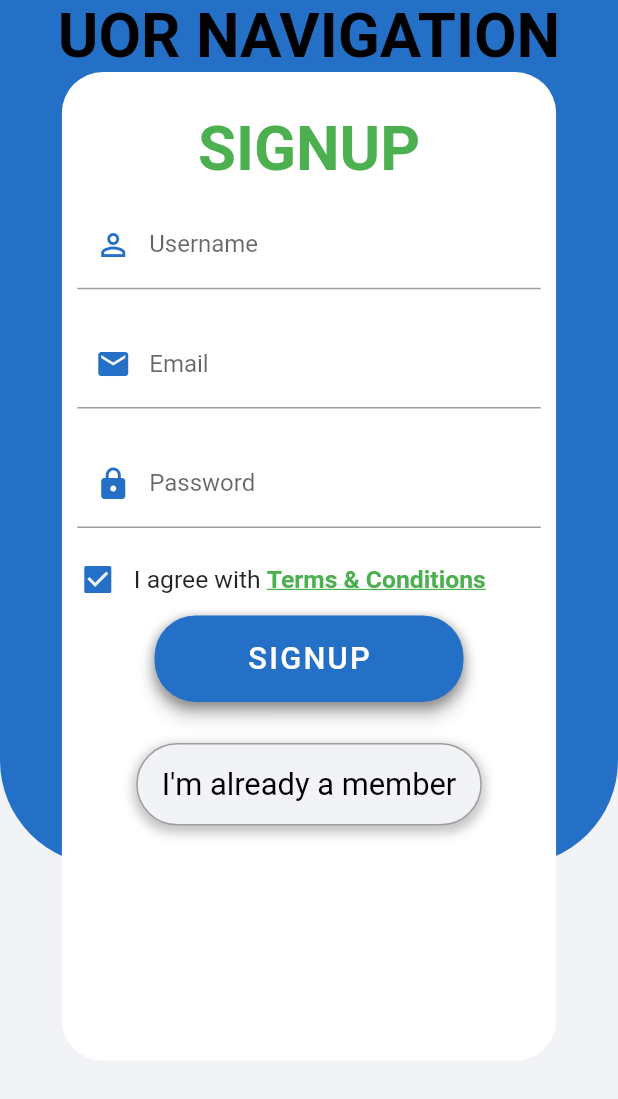
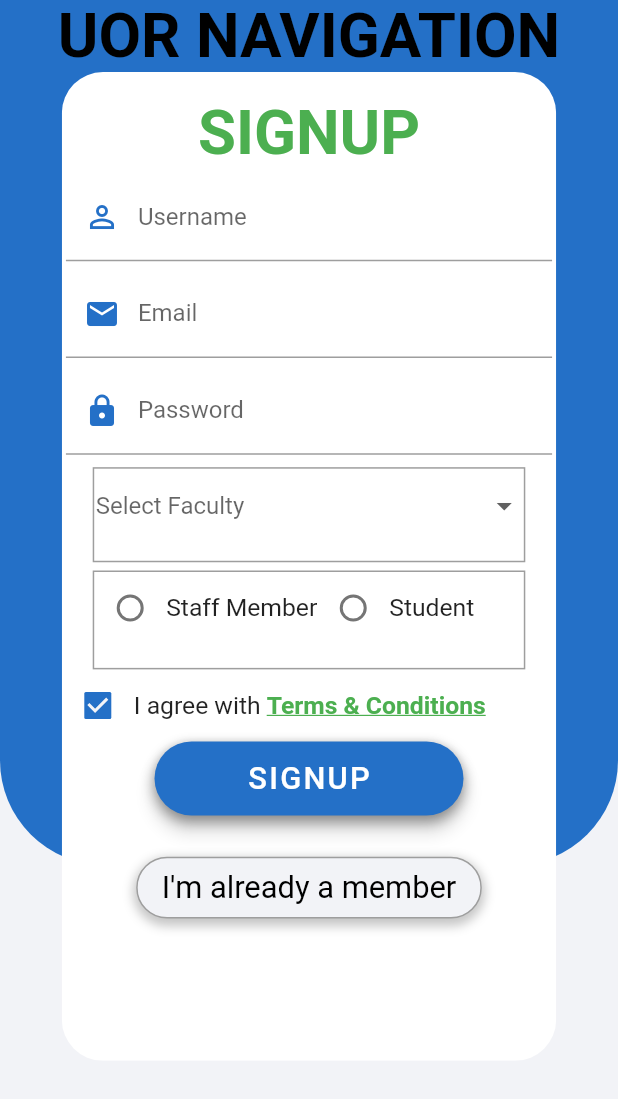
Before and after one commit to DilanChanuka/University-Road-Map-Project, a Flutter app: the SBody screen opened directly, on a phone screen of 412 x 824 dp. Shown: the top 1099 px of the screen. Run offline on Flutter 3.47's test engine with Material 2 defaults, Android fonts, the light colour scheme and no system bars; our stand-ins replace email_validator, google_maps_flutter, image_picker; missing offline and left inert: dropdownfield, flutter_search_bar.

Commit message:
modified signup page

```diff
--- a/map_interfaces/lib/Screens/Common/data.dart
+++ b/map_interfaces/lib/Screens/Common/data.dart
@@ -313,3 +313,12 @@ List<String> ifsecound = [
   ];
 //final ifsecoundf = TextEditingController();
 String ifsecoundselected = "";
+
+final List<String> faculty = [
+  "Faculty of Science",
+  "Faculty of Art",
+  "Faculty of Fisharies",
+  "Faculty of Management"
+];
+
+String fty;
--- a/map_interfaces/lib/Screens/Login/login_page.dart
+++ b/map_interfaces/lib/Screens/Login/login_page.dart
@@ -124,7 +124,7 @@ class _LoginPageState extends State<LBody>
       children: <Widget>[
         SingleChildScrollView(
           child: Container(
-            height: MediaQuery.of(context).size.height / 15,
+            height: MediaQuery.of(context).size.height / 20,
             margin: EdgeInsets.all(MediaQuery.of(context).size.height / 20),
             decoration: BoxDecoration(
               borderRadius: BorderRadius.all(Radius.circular(MediaQuery.of(context).size.height / 30)),
@@ -173,7 +173,7 @@ class _LoginPageState extends State<LBody>
                 ),
               ],
             ),
-            height: 1.4 * (MediaQuery.of(context).size.height / 20),
+            height: 1.2 * (MediaQuery.of(context).size.height / 20),
             width: 5 * (MediaQuery.of(context).size.width /10),
             margin: EdgeInsets.only(bottom: MediaQuery.of(context).size.height / 30),
             child: RaisedButton(
@@ -212,7 +212,7 @@ class _LoginPageState extends State<LBody>
       children: <Widget>[
         SingleChildScrollView(
           child: Container(
-          height: MediaQuery.of(context).size.height / 15,
+          height: MediaQuery.of(context).size.height / 20,
             padding: EdgeInsets.zero,
             margin: EdgeInsets.all(MediaQuery.of(context).size.height / 60),
             decoration: BoxDecoration(
--- a/map_interfaces/lib/Screens/Profile/PrifilePage.dart
+++ b/map_interfaces/lib/Screens/Profile/PrifilePage.dart
@@ -1,5 +1,4 @@
 import 'dart:io';
-import 'package:flutter/gestures.dart';
 import 'package:flutter/material.dart';
 import 'package:image_picker/image_picker.dart';
 import 'package:map_interfaces/Screens/Map/main_map.dart';
--- a/map_interfaces/lib/Screens/Signup/signup_page.dart
+++ b/map_interfaces/lib/Screens/Signup/signup_page.dart
@@ -1,3 +1,4 @@
+import 'package:map_interfaces/Screens/Common/data.dart';
 import 'package:map_interfaces/Screens/Map/main_map.dart';
 import 'package:map_interfaces/page_tran.dart';
 import 'package:email_validator/email_validator.dart';
@@ -50,7 +51,7 @@ class _SignUpPageState extends State<SBody>
   Widget _buildUsernameRow() // user name
   {
     return Padding(
-      padding: EdgeInsets.all(MediaQuery.of(context).size.height / 80),
+      padding: EdgeInsets.all(MediaQuery.of(context).size.height / 300),
         child: SingleChildScrollView(
           child: TextFormField(
             keyboardType: TextInputType.name,
@@ -84,9 +85,12 @@ class _SignUpPageState extends State<SBody>
   Widget _buidemailRow() // user email
   {
     return Padding(
-      padding: EdgeInsets.all(MediaQuery.of(context).size.height / 80),
+      padding: EdgeInsets.all(MediaQuery.of(context).size.height / 300),
         child: SingleChildScrollView(
           child: TextFormField(
+            autofocus: true,
+
+            autocorrect: true,
             keyboardType: TextInputType.name,
           /* onChanged: (value){
               setState(() {
@@ -111,7 +115,7 @@ class _SignUpPageState extends State<SBody>
   Widget _buildPasswordRow() // user password
   {
     return Padding(
-      padding: EdgeInsets.all(MediaQuery.of(context).size.height / 80),
+      padding: EdgeInsets.all(MediaQuery.of(context).size.height / 300),
         child: SingleChildScrollView(
           child: TextFormField(
             keyboardType: TextInputType.text,
@@ -187,11 +191,8 @@ class _SignUpPageState extends State<SBody>
   }
   Widget buildSignUpButton()
   {
-    return Row(
-      mainAxisSize: MainAxisSize.min,
-      mainAxisAlignment: MainAxisAlignment.center,
-      children: <Widget>[
-        SingleChildScrollView(
+    return Center(
+        child: SingleChildScrollView(
           child: Container(
             decoration: BoxDecoration(
               borderRadius: BorderRadius.all(Radius.circular(MediaQuery.of(context).size.height / 30)),
@@ -204,7 +205,7 @@ class _SignUpPageState extends State<SBody>
                 ),
               ],
             ),
-            height: 1.4 * (MediaQuery.of(context).size.height / 20),
+            height: 1.2 * (MediaQuery.of(context).size.height / 20),
             width: 5 * (MediaQuery.of(context).size.width /10),
             margin: EdgeInsets.only(bottom: MediaQuery.of(context).size.height / 60),
             child: RaisedButton(
@@ -233,19 +234,14 @@ class _SignUpPageState extends State<SBody>
             ),
           ),
         ),
-
-      ],
     );
   }
   Widget buildLoginButton()
   {
-    return Row(
-      mainAxisSize: MainAxisSize.min,
-      mainAxisAlignment: MainAxisAlignment.center,
-      children: <Widget>[
-        SingleChildScrollView(
+    return Center(
+        child: SingleChildScrollView(
           child: Container(
-            height: MediaQuery.of(context).size.height / 15,
+            height: MediaQuery.of(context).size.height / 20,
             padding: EdgeInsets.zero,
             margin: EdgeInsets.all(MediaQuery.of(context).size.height / 60),
             decoration: BoxDecoration(
@@ -280,11 +276,9 @@ class _SignUpPageState extends State<SBody>
                   ),
                 ),
               ),
-
-              ),
             ),
         ),
-      ],
+      ),
     );
   }
   Widget _buildContainer()
@@ -312,7 +306,7 @@ class _SignUpPageState extends State<SBody>
                 mainAxisAlignment: MainAxisAlignment.center,
                 crossAxisAlignment: CrossAxisAlignment.center,
                 children: <Widget>[
-                  SizedBox(height: MediaQuery.of(context).size.height / 30,),
+                  SizedBox(height: MediaQuery.of(context).size.height / 50,),
                   Row(
                     mainAxisAlignment: MainAxisAlignment.center,
                     children: <Widget>[
@@ -334,6 +328,14 @@ class _SignUpPageState extends State<SBody>
                       _buildUsernameRow(),
                       _buidemailRow(),
                       _buildPasswordRow(),
+                       SizedBox(
+                        height: MediaQuery.of(context).size.height / 150,
+                      ),
+                      _submitFaculty(),
+                      SizedBox(
+                        height: MediaQuery.of(context).size.height / 150,
+                      ),
+                      _userType(),
                       buildAgreeButton(),
                       buildSignUpButton(),
                       buildLoginButton(),
@@ -386,6 +388,92 @@ class _SignUpPageState extends State<SBody>
       ),
     );
   }
+  Widget _submitFaculty(){
+    return SingleChildScrollView(
+      child: Center(
+        child: Container(
+          padding: EdgeInsets.all(1),
+          height: MediaQuery.of(context).size.height / 13,
+          width: MediaQuery.of(context).size.width  * 0.7,
+          decoration: BoxDecoration(
+            color: colorwhite,
+            border: Border.all(color: colorborder),
+          ),
+          child: SingleChildScrollView(
+            child: Center(
+              child: DropdownButton(
+                underline: SizedBox(),
+                value: fty,
+                items: faculty
+                .map((fty) => DropdownMenuItem(
+                  child: SingleChildScrollView(
+                    child: Text(fty,
+                      style: TextStyle(
+                        fontSize: MediaQuery.of(context).size.width / 22,
+                      ),
+                    ),
+                  ),
+                  value: fty,
+                )).toList(),
+                onChanged: (String vl){
+                  setState(() {
+                    fty = vl;
+                  });
+                },
+                autofocus: true,
+                isExpanded: true,
+                hint: Text("Select Faculty"),
+              ),
+            ),
+          ),
+        ),
+      ),
+    );
+  }
+  Widget _userType(){
+    return SingleChildScrollView(
+      child: Center(
+        child: Container(
+          height: MediaQuery.of(context).size.height / 12.5,
+          width: MediaQuery.of(context).size.width * 0.7,
+          decoration: BoxDecoration(
+            color: colorwhite,
+            border: Border.all(color: colorborder),
+          ),
+          child: SingleChildScrollView(
+            child: Row(
+              children: [
+                Radio(
+                  value: 0,
+                  groupValue: rdValue,
+                  onChanged: handleRadioValueChange,
+                ),
+                SingleChildScrollView(
+                  child:Text("Staff Member",
+                    style: TextStyle(
+                      fontSize: MediaQuery.of(context).size.width / 25,
+                    ),
+                  ),
+                ),
+                Radio(
+                  value: 1,
+                  groupValue: rdValue,
+                  onChanged: handleRadioValueChange,
+                ),
+                SingleChildScrollView(
+                  child: Text("Student",
+                    style: TextStyle(
+                      fontSize: MediaQuery.of(context).size.width / 25,
+                    ),
+                  ),
+                ),
+              ],
+            ),
+          ),
+        ),
+      ),
+    );
+  }
 
   Future<void> _handleSubmittcpage(BuildContext context) async{
     try{
@@ -425,4 +513,18 @@ class _SignUpPageState extends State<SBody>
       print(error);
     }
   }
+
+  int rdValue;
+  void handleRadioValueChange(int value){
+    setState(() {
+      rdValue = value;
+
+      switch(rdValue){
+        case 0:
+          break;
+        case 1:
+          break;
+      }
+    });
+  }
 }
```
